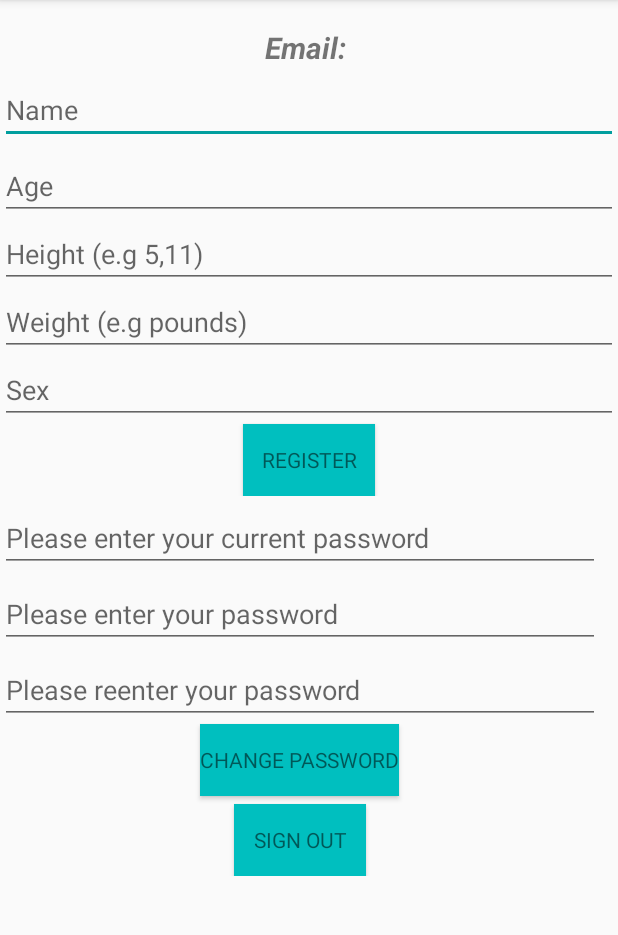
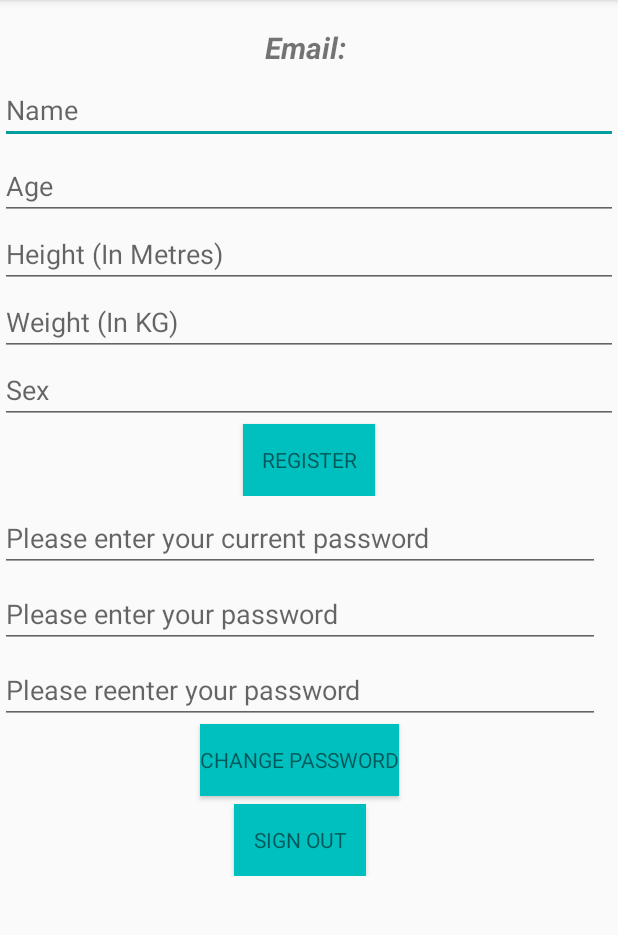
Before and after one commit to mbuffery/Fitness4U, an Android app: the screen it shows after launch once a user with an empty profile is signed in (NavDrawerActivity), in the side drawer, after a tap on "Settings", on a phone screen of 412 x 824 dp, the part 84-1019 px from its top. Run offline under Robolectric (Android 15) with nearby library versions, the phone set to English and light mode, and no system bars; our stand-ins replace Firebase (no records; nobody signed in at launch, a user with empty details on screens opened directly).

Commit message:
Changed a little bit of the app to make it look nicer

```diff
--- a/app/src/main/res/layout/activity_main.xml
+++ b/app/src/main/res/layout/activity_main.xml
@@ -58,7 +58,7 @@ tools:context="com.example.miles.fitness4u.MainActivity">
                 android:layout_height="wrap_content"
                 android:layout_below="@+id/ageReg"
                 android:layout_centerHorizontal="true"
-                android:hint="Height (e.g 5,11)"
+                android:hint="Height (In Metres)"
                 android:maxLines="1" />
 
             <EditText
@@ -69,7 +69,7 @@ tools:context="com.example.miles.fitness4u.MainActivity">
                 android:layout_alignParentStart="true"
                 android:layout_below="@+id/heightReg"
                 android:layout_centerVertical="true"
-                android:hint="Weight (e.g pounds)"
+                android:hint="Weight (In KG)"
                 android:maxLines="1" />
 
             <EditText
--- a/app/src/main/res/layout/nav_header.xml
+++ b/app/src/main/res/layout/nav_header.xml
@@ -9,8 +9,8 @@
     android:theme="@style/ThemeOverlay.AppCompat.Dark">
 
     <ImageView
-        android:layout_width="wrap_content"
-        android:layout_height="wrap_content"
+        android:layout_width="200dp"
+        android:layout_height="100dp"
         android:src="@mipmap/ic_launcher_round" />
 
 </LinearLayout>
```
Also changed, not shown: app/src/main/res/layout/activity_user_signup.xml (+4 -3 lines).
